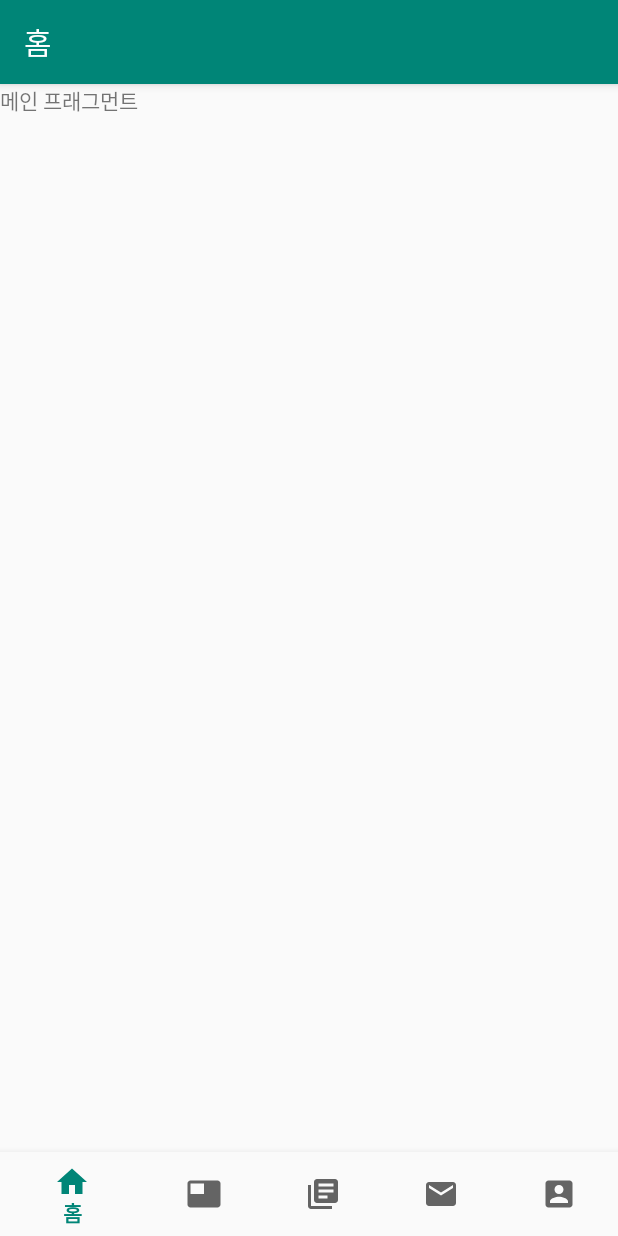
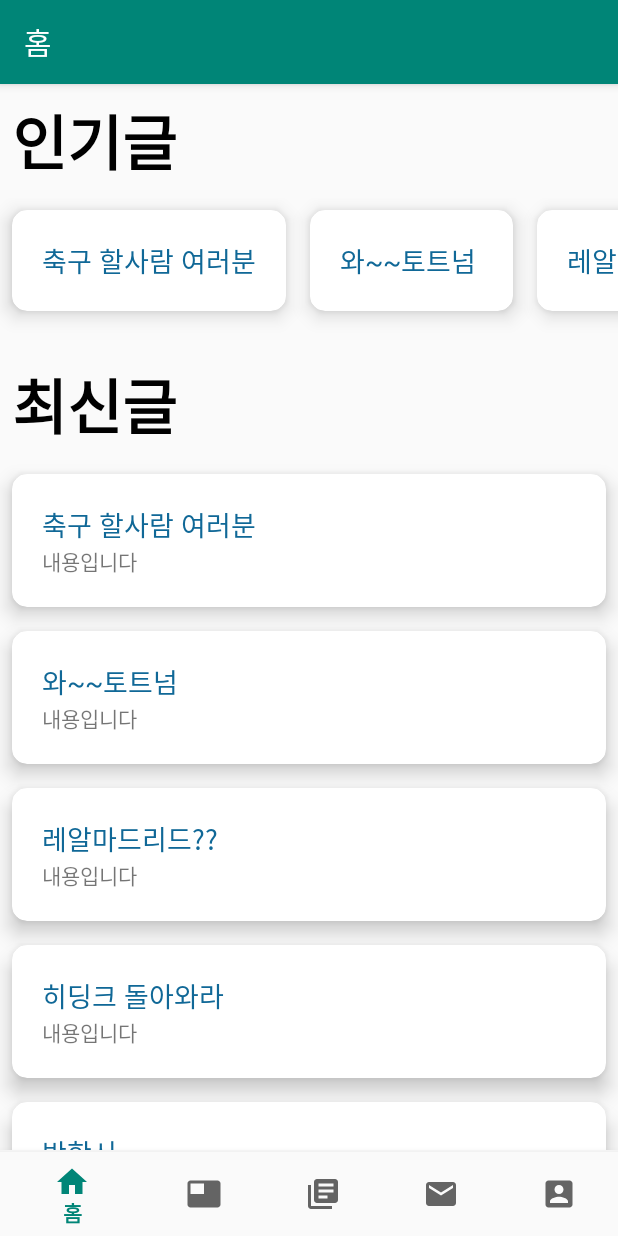
Before and after one commit to dudcheol/SLRcoding, an Android app: the screen it shows after launch (MainActivity), on a phone screen of 412 x 824 dp. Run offline under Robolectric (Android 15) with nearby library versions, the phone set to English and light mode, and no system bars.

Commit message:
박영철_main ui

```diff
--- /dev/null
+++ b/app/src/main/java/com/example/slrcoding/famousAdapter.java
@@ -0,0 +1,57 @@
+package com.example.slrcoding;
+
+import android.support.annotation.NonNull;
+import android.support.v7.widget.RecyclerView;
+import android.view.LayoutInflater;
+import android.view.View;
+import android.view.ViewGroup;
+import android.widget.TextView;
+
+import java.util.List;
+
+
+public class famousAdapter extends RecyclerView.Adapter<famousAdapter.ViewHolder> {
+
+    private List<Board> mDataset;
+
+    public famousAdapter(List<Board> mBoardList) {
+        this.mDataset = mBoardList;
+    }
+
+    public class ViewHolder extends RecyclerView.ViewHolder {
+
+        public TextView titleText;
+        //public TextView contentText;
+
+        public ViewHolder(@NonNull View itemView) {
+            super(itemView);
+
+            titleText=(TextView) itemView.findViewById(R.id.latest_content_title);
+            //contentText=(TextView) itemView.findViewById(R.id.latest_content_content);
+
+        }
+    }
+
+    @NonNull
+    @Override
+    public ViewHolder onCreateViewHolder(@NonNull ViewGroup viewGroup, int i) {
+        View v = LayoutInflater.from(viewGroup.getContext()).inflate(R.layout.main_cardview_famous,viewGroup,false);
+
+        return new ViewHolder(v);
+    }
+
+    @Override
+    public void onBindViewHolder(@NonNull ViewHolder viewHolder, int i) {
+        Board data = mDataset.get(i);
+        // 생성자를 통해 받아온 데이터를 전역변수에 저장시킨 다음
+        // 온바인드뷰홀더에서 처리
+        // viewHolder.titleText.setTExt()..... 이런식
+        viewHolder.titleText.setText(data.getTitle());
+        //iewHolder.contentText.setText(data.getContents());
+    }
+
+    @Override
+    public int getItemCount() {
+        return mDataset.size();
+    }
+}
--- a/app/src/main/java/com/example/slrcoding/fragment/MainFragment.java
+++ b/app/src/main/java/com/example/slrcoding/fragment/MainFragment.java
@@ -3,17 +3,33 @@ package com.example.slrcoding.fragment;
 
 import android.os.Bundle;
 import android.support.v4.app.Fragment;
+import android.support.v7.widget.LinearLayoutManager;
+import android.support.v7.widget.RecyclerView;
 import android.view.LayoutInflater;
 import android.view.View;
 import android.view.ViewGroup;
 
+import com.example.slrcoding.Board;
+import com.example.slrcoding.famousAdapter;
+import com.example.slrcoding.latestAdapter;
 import com.example.slrcoding.R;
+
+import java.util.ArrayList;
+import java.util.List;
 
 /**
  * A simple {@link Fragment} subclass.
  */
 public class MainFragment extends Fragment {
 
+    private static List<Board> mBoardList;
+    private RecyclerView mRecyclerView_latest;
+    private RecyclerView mRecyclerView_famous;
+    private RecyclerView.Adapter mAdapter_latest;
+    private RecyclerView.Adapter mAdapter_famous;
+
+    private RecyclerView.LayoutManager mLayoutManager;
+    private RecyclerView.LayoutManager mLayoutManager2;
 
     public MainFragment() {
         // Required empty public constructor
@@ -23,8 +39,47 @@ public class MainFragment extends Fragment {
     @Override
     public View onCreateView(LayoutInflater inflater, ViewGroup container,
                              Bundle savedInstanceState) {
+
+        View v = (View)inflater.inflate(R.layout.fragment_main, container, false);
+
+        //서버가 없으므로 임시로 추가한 데이터
+        mBoardList = new ArrayList<>();
+        mBoardList.add(new Board(null,"축구","축구 할사람 여러분","내용입니다","android"));
+        mBoardList.add(new Board(null,"축구","와~~토트넘 ", "내용입니다","server"));
+        mBoardList.add(new Board(null,"축구","레알마드리드??","내용입니다","java"));
+        mBoardList.add(new Board(null,"축구","히딩크 돌아와라","내용입니다","php"));
+        mBoardList.add(new Board(null,"축구","박항서","내용입니다","python"));
+        mBoardList.add(new Board(null,"축구","손흥민 잘한다..","내용입니다","server"));
+        mBoardList.add(new Board(null,"축구","제 2의 박지성이냐","내용입니다","java"));
+        mBoardList.add(new Board(null,"축구","축구는 뭐다?","내용입니다","php"));
+        mBoardList.add(new Board(null,"축구","축구다!","내용입니다","python"));
+
+        // 리사이클러뷰 생성
+        mRecyclerView_latest=(RecyclerView) v.findViewById(R.id.latest_content);
+        mRecyclerView_famous=(RecyclerView) v.findViewById(R.id.famous_content);
+        mRecyclerView_latest.setHasFixedSize(true);
+        mRecyclerView_famous.setHasFixedSize(true);
+
+        // 현재는 보여주기식으로 만들어서 인기글과 최신글이 동일한 내용 사용
+        mAdapter_latest = new latestAdapter(mBoardList); // 최신글
+        mAdapter_famous = new famousAdapter(mBoardList); // 인기글
+        mAdapter_latest.notifyDataSetChanged();
+        mAdapter_famous.notifyDataSetChanged();
+
+        // 인기글
+        mLayoutManager2=new LinearLayoutManager(v.getContext());
+        ((LinearLayoutManager) mLayoutManager2).setOrientation(LinearLayoutManager.HORIZONTAL);
+        mRecyclerView_famous.setLayoutManager(mLayoutManager2);
+        mRecyclerView_famous.setAdapter(mAdapter_famous);
+
+        // 최신글
+        mLayoutManager=new LinearLayoutManager(v.getContext());
+        mRecyclerView_latest.setLayoutManager(mLayoutManager);
+        mRecyclerView_latest.setAdapter(mAdapter_latest);
+
+
         // Inflate the layout for this fragment
-        return inflater.inflate(R.layout.fragment_main, container, false);
+        return v;
     }
 
 }
--- /dev/null
+++ b/app/src/main/java/com/example/slrcoding/latestAdapter.java
@@ -0,0 +1,57 @@
+package com.example.slrcoding;
+
+import android.support.annotation.NonNull;
+import android.support.v7.widget.RecyclerView;
+import android.view.LayoutInflater;
+import android.view.View;
+import android.view.ViewGroup;
+import android.widget.TextView;
+
+import java.util.List;
+
+
+public class latestAdapter extends RecyclerView.Adapter<latestAdapter.ViewHolder> {
+
+    private List<Board> mDataset;
+
+    public latestAdapter(List<Board> mBoardList) {
+        this.mDataset = mBoardList;
+    }
+
+    public class ViewHolder extends RecyclerView.ViewHolder {
+
+        public TextView titleText;
+        public TextView contentText;
+
+        public ViewHolder(@NonNull View itemView) {
+            super(itemView);
+
+            titleText=(TextView) itemView.findViewById(R.id.latest_content_title);
+            contentText=(TextView) itemView.findViewById(R.id.latest_content_content);
+
+        }
+    }
+
+    @NonNull
+    @Override
+    public ViewHolder onCreateViewHolder(@NonNull ViewGroup viewGroup, int i) {
+        View v = LayoutInflater.from(viewGroup.getContext()).inflate(R.layout.main_cardview_latest,viewGroup,false);
+
+        return new ViewHolder(v);
+    }
+
+    @Override
+    public void onBindViewHolder(@NonNull ViewHolder viewHolder, int i) {
+        Board data = mDataset.get(i);
+        // 생성자를 통해 받아온 데이터를 전역변수에 저장시킨 다음
+        // 온바인드뷰홀더에서 처리
+        // viewHolder.titleText.setTExt()..... 이런식
+        viewHolder.titleText.setText(data.getTitle());
+        viewHolder.contentText.setText(data.getContents());
+    }
+
+    @Override
+    public int getItemCount() {
+        return mDataset.size();
+    }
+}
--- a/app/src/main/res/layout/fragment_main.xml
+++ b/app/src/main/res/layout/fragment_main.xml
@@ -5,10 +5,65 @@
     android:layout_height="match_parent"
     tools:context=".fragment.MainFragment">
 
-    <!-- TODO: Update blank fragment layout -->
-    <TextView
+    <RelativeLayout xmlns:android="http://schemas.android.com/apk/res/android"
+        xmlns:app="http://schemas.android.com/apk/res-auto"
+        xmlns:tools="http://schemas.android.com/tools"
+        android:id="@+id/container"
         android:layout_width="match_parent"
         android:layout_height="match_parent"
-        android:text="메인 프래그먼트" />
+        tools:context=".MainActivity">
+        <LinearLayout
+            android:layout_width="match_parent"
+            android:layout_height="wrap_content"
+            android:layout_alignParentTop="true"
+            android:padding="8dp"
+            android:id="@+id/famous_text">
+            <TextView
+                android:layout_width="match_parent"
+                android:layout_height="wrap_content"
+                android:text="인기글"
+                android:textSize="40dp"
+                android:textColor="@color/Black"
+                android:textStyle="bold"
+                />
+        </LinearLayout>
+
+        <android.support.v7.widget.RecyclerView
+            android:id="@+id/famous_content"
+            android:layout_width="match_parent"
+            android:layout_height="100dp"
+            android:layout_below="@+id/famous_text"
+            android:scrollbars="horizontal">
+
+
+        </android.support.v7.widget.RecyclerView>
+
+        <LinearLayout
+            android:layout_width="match_parent"
+            android:layout_height="wrap_content"
+            android:layout_below="@id/famous_content"
+            android:padding="8dp"
+            android:id="@+id/latest_text">
+            <TextView
+                android:layout_width="match_parent"
+                android:layout_height="wrap_content"
+                android:text="최신글"
+                android:textColor="@color/Black"
+                android:textSize="40dp"
+                android:textStyle="bold" />
+        </LinearLayout>
+
+        <android.support.v7.widget.RecyclerView
+            android:id="@+id/latest_content"
+            android:layout_width="match_parent"
+            android:layout_height="match_parent"
+            android:layout_below="@id/latest_text"
+            android:layout_above="@id/nav_division"
+            android:scrollbars="vertical">
+
+
+        </android.support.v7.widget.RecyclerView>
+
+    </RelativeLayout>
 
 </FrameLayout>
--- /dev/null
+++ b/app/src/main/res/layout/main_cardview_famous.xml
@@ -0,0 +1,31 @@
+<?xml version="1.0" encoding="utf-8"?>
+
+<android.support.v7.widget.CardView
+    xmlns:card_view="http://schemas.android.com/apk/res-auto"
+    xmlns:android="http://schemas.android.com/apk/res/android"
+    android:id="@+id/card_view"
+    android:layout_width="wrap_content"
+    android:layout_height="wrap_content"
+    android:layout_margin="8dp"
+    card_view:cardElevation="8dp"
+    card_view:cardCornerRadius="10dp">
+
+
+        <LinearLayout
+            android:layout_width="match_parent"
+            android:layout_height="wrap_content"
+            android:orientation="vertical"
+            android:layout_margin="10dp"
+            android:padding="10dp">
+
+            <TextView
+                android:id="@+id/latest_content_title"
+                android:layout_width="match_parent"
+                android:layout_height="wrap_content"
+                android:text="제목"
+                android:textColor="#106897"
+                android:textSize="18dp" />
+
+        </LinearLayout>
+
+    </android.support.v7.widget.CardView>
--- /dev/null
+++ b/app/src/main/res/layout/main_cardview_latest.xml
@@ -0,0 +1,37 @@
+<?xml version="1.0" encoding="utf-8"?>
+
+<android.support.v7.widget.CardView
+    xmlns:card_view="http://schemas.android.com/apk/res-auto"
+    xmlns:android="http://schemas.android.com/apk/res/android"
+    android:id="@+id/card_view"
+    android:layout_width="match_parent"
+    android:layout_height="wrap_content"
+    android:layout_margin="8dp"
+    card_view:cardElevation="8dp"
+    card_view:cardCornerRadius="10dp">
+
+
+        <LinearLayout
+            android:layout_width="match_parent"
+            android:layout_height="wrap_content"
+            android:orientation="vertical"
+            android:layout_margin="10dp"
+            android:padding="10dp">
+
+            <TextView
+                android:id="@+id/latest_content_title"
+                android:layout_width="match_parent"
+                android:layout_height="wrap_content"
+                android:text="제목"
+                android:textColor="#106897"
+                android:textSize="18dp" />
+
+            <TextView
+                android:id="@+id/latest_content_content"
+                android:layout_width="match_parent"
+                android:layout_height="wrap_content"
+                android:text="내용" />
+
+        </LinearLayout>
+
+    </android.support.v7.widget.CardView>
--- a/app/src/main/res/values/colors.xml
+++ b/app/src/main/res/values/colors.xml
@@ -1,6 +1,8 @@
 <?xml version="1.0" encoding="utf-8"?>
 <resources>
+    <color name="mainColor">#9CCC65</color>
     <color name="colorPrimary">#008577</color>
     <color name="colorPrimaryDark">#00574B</color>
     <color name="colorAccent">#D81B60</color>
+    <color name="Black">#000000</color>
 </resources>
```
